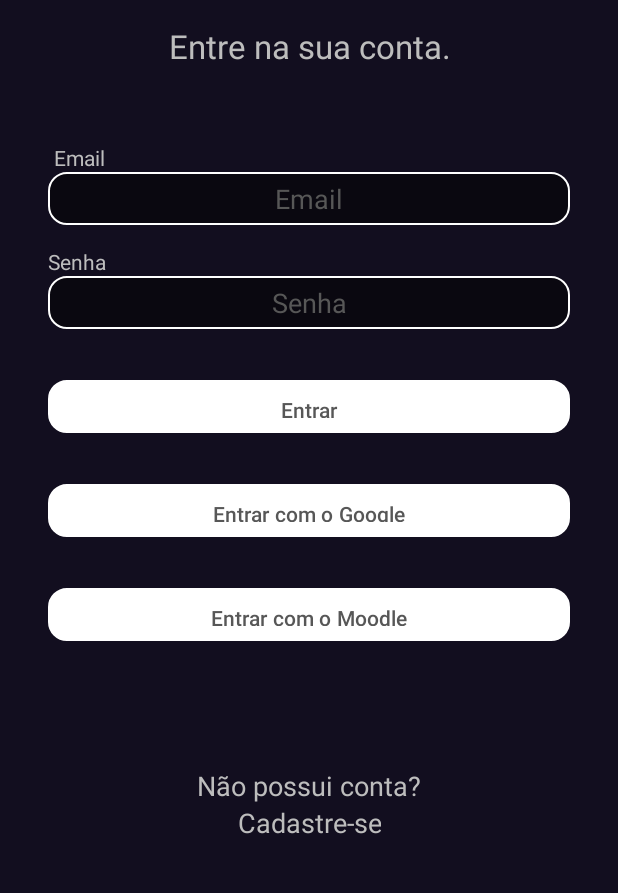
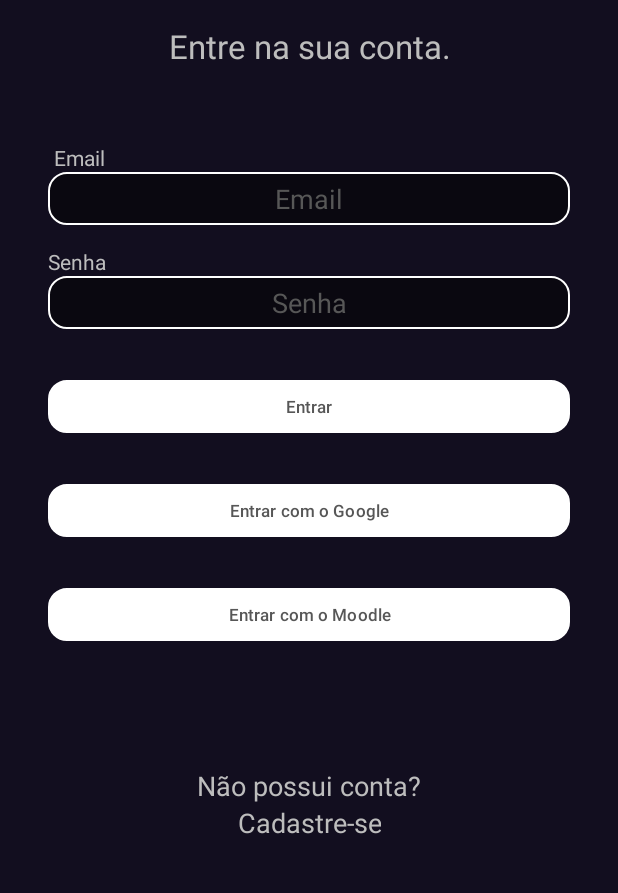
Before and after one commit to DanielOsterkamp/Class-Cards, an Android app: the screen it shows after launch (MainActivity), on a phone screen of 412 x 824 dp, the part 323-1216 px from its top. Run offline under Robolectric (Android 15) with nearby library versions, the phone set to English and light mode, and no system bars; our stand-ins replace Firebase (no records; nobody signed in at launch, a user with empty details on screens opened directly); 2 statements that could not run were skipped.

Commit message:
fix: texto dos botões de login se ajusta ao tamanho (autoSize)

```diff
--- a/app/src/main/res/layout/fragment_login.xml
+++ b/app/src/main/res/layout/fragment_login.xml
@@ -159,6 +159,9 @@
             android:textAlignment="center"
             android:textColor="@color/text_apagado"
             app:backgroundTint="@color/button_secundary"
+            app:autoSizeTextType="uniform"
+            app:autoSizeMinTextSize="10sp"
+            app:autoSizeMaxTextSize="14sp"
             app:layout_constraintBottom_toTopOf="@+id/btnGoogle"
             app:layout_constraintEnd_toEndOf="parent"
             app:layout_constraintHorizontal_bias="0.5"
@@ -177,6 +180,9 @@
             android:textAlignment="center"
             android:textColor="@color/text_apagado"
             app:backgroundTint="@color/button_secundary"
+            app:autoSizeTextType="uniform"
+            app:autoSizeMinTextSize="10sp"
+            app:autoSizeMaxTextSize="14sp"
             app:layout_constraintBottom_toTopOf="@+id/textView4"
             app:layout_constraintEnd_toEndOf="parent"
             app:layout_constraintHorizontal_bias="1.0"
@@ -194,6 +200,9 @@
             android:textAlignment="center"
             android:textColor="@color/text_apagado"
             app:backgroundTint="@color/button_secundary"
+            app:autoSizeTextType="uniform"
+            app:autoSizeMinTextSize="10sp"
+            app:autoSizeMaxTextSize="14sp"
             app:layout_constraintBottom_toTopOf="@+id/btnMoodle"
             app:layout_constraintEnd_toEndOf="parent"
             app:layout_constraintHorizontal_bias="0.5"
```
